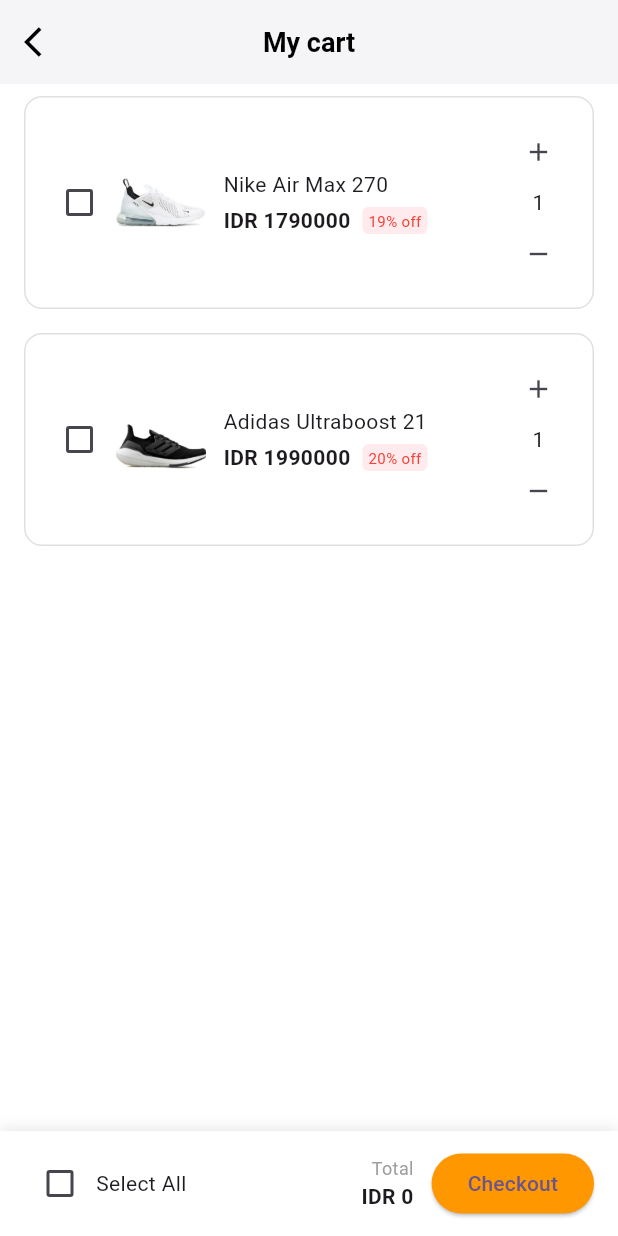
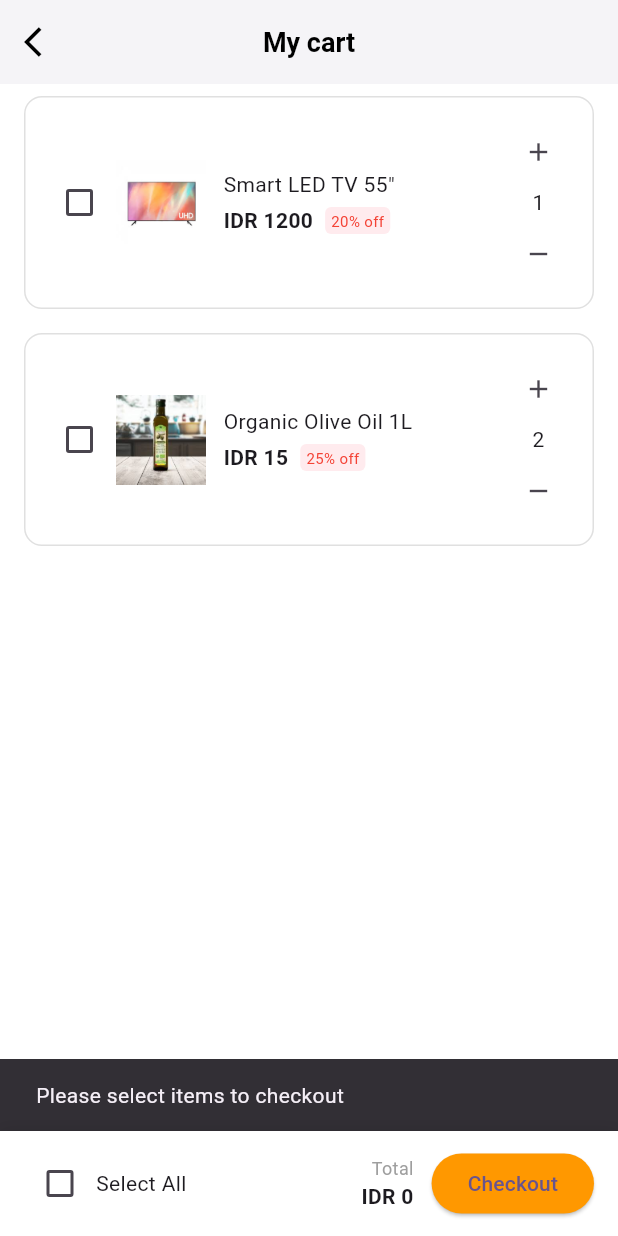
Before and after one commit to islemhadjslama/Dealabs_app, a Flutter app: the CartPage screen opened directly, after a tap on "Checkout", on a phone screen of 412 x 824 dp. Run offline on Flutter 3.47's test engine with Material 3 defaults, Android fonts, the phone set to English and light mode, and no system bars.

Commit message:
adding the checkout logic to cartpage and productdetailpage

```diff
--- a/lib/cart/cart_page.dart
+++ b/lib/cart/cart_page.dart
@@ -2,8 +2,11 @@ import 'package:flutter/material.dart';
 import 'package:newapp/cart/widgets/cart_bottom_bar.dart';
 import 'package:newapp/cart/widgets/cart_item_card.dart';
 import 'package:newapp/cart/widgets/cart_nav_bar.dart';
-import '../models/product.dart';
-import '../product/product_detail_page.dart';
+import 'package:provider/provider.dart';
+import '../../product/product_detail_page.dart';
+import '../checkout/checkout_screen.dart';
+import '../models/order_product.dart';
+import '../shared/cart_manager.dart';
 
 class CartPage extends StatefulWidget {
   const CartPage({super.key});
@@ -13,134 +16,105 @@ class CartPage extends StatefulWidget {
 }
 
 class _CartPageState extends State<CartPage> {
-  late List<Product> cartProducts;
-  late List<bool> isSelected;
-  late List<int> quantities;
+  late CartManager cartManager;
 
   @override
   void initState() {
     super.initState();
-
-    cartProducts = [
-      Product(
-        id: '1',
-        name: 'Nike Air Max 270',
-        description: 'Comfortable and stylish sneakers for everyday wear.',
-        originalPrice: 2200000,
-        discountedPrice: 1790000,
-        discountPercentage: 19,
-        images: [
-          'assets/products/nike1.webp',
-          'assets/products/nike2.webp',
-        ],
-        rating: 4.6,
-        reviews: 1425,
-        brand: 'Nike',
-        category: 'Shoes',
-        sellerName: 'Nike Official Store',
-        sellerLocation: 'Jakarta',
-        inStock: true,
-        freeShipping: true,
-        specifications: [
-          'Breathable mesh upper',
-          'Air Max heel unit',
-          'Rubber outsole',
-        ],
-        tags: ['men', 'running', '2024', 'new'],
-          isFavorite: true
-
-      ),
-      Product(
-        id: '2',
-        name: 'Adidas Ultraboost 21',
-        description: 'High-performance running shoes with responsive cushioning.',
-        originalPrice: 2500000,
-        discountedPrice: 1990000,
-        discountPercentage: 20,
-        images: [
-          'assets/products/adidas2.jpg',
-          'assets/products/adidas2.webp',
-        ],
-        rating: 4.8,
-        reviews: 990,
-        brand: 'Adidas',
-        category: 'Shoes',
-        sellerName: 'Adidas Store',
-        sellerLocation: 'Bandung',
-        inStock: true,
-        freeShipping: false,
-        specifications: [
-          'Primeknit+ textile upper',
-          'Boost midsole',
-          'Stretchweb outsole',
-        ],
-        tags: ['running', 'boost', 'adidas'],
-          isFavorite: true
-
-      ),
-    ];
-
-    isSelected = List.generate(cartProducts.length, (_) => false);
-    quantities = List.generate(cartProducts.length, (_) => 1);
+    cartManager = CartManager();
   }
 
   int calculateTotal() {
-    int total = 0;
-    for (int i = 0; i < cartProducts.length; i++) {
-      if (isSelected[i]) {
-        total += cartProducts[i].discountedPrice * quantities[i];
-      }
-    }
-    return total;
+    return cartManager.items
+        .where((item) => item.isSelected)
+        .fold(0, (sum, item) => sum + item.product.discountedPrice * item.quantity);
   }
 
-  bool get allSelected => isSelected.every((selected) => selected);
+  bool get allSelected =>
+      cartManager.items.isNotEmpty &&
+          cartManager.items.every((item) => item.isSelected);
 
   void toggleAll() {
     final newValue = !allSelected;
     setState(() {
-      isSelected = List.generate(cartProducts.length, (_) => newValue);
+      for (var item in cartManager.items) {
+        item.isSelected = newValue;
+      }
     });
   }
 
-  void onCheckout() {
-    final selectedItems = cartProducts
-        .asMap()
-        .entries
-        .where((entry) => isSelected[entry.key])
-        .map((entry) => entry.value)
+  void _goToCheckout(BuildContext context) {
+    final selectedItems =
+    cartManager.items.where((item) => item.isSelected).toList();
+
+    if (selectedItems.isEmpty) {
+      ScaffoldMessenger.of(context).showSnackBar(
+        const SnackBar(content: Text("Please select items to checkout")),
+      );
+      return;
+    }
+
+    final orderProducts = selectedItems
+        .map(
+          (item) => OrderProduct(
+        productId: item.product.id,
+        productName: item.product.name,
+        productImage: item.product.images.first,
+        quantity: item.quantity,
+        subtotal: item.product.discountedPrice * item.quantity,
+      ),
+    )
         .toList();
-    // TODO: implement checkout logic here
-    print("Proceeding to checkout with ${selectedItems.length} items");
+
+    final total = orderProducts.fold(0, (sum, p) => sum + p.subtotal);
+
+    Navigator.push(
+      context,
+      MaterialPageRoute(
+        builder: (_) => CheckoutPage(
+          products: orderProducts,
+          totalAmount: total,
+        ),
+      ),
+    ).then((_) {
+      // Optional: Remove selected items after successful order placement
+      setState(() {
+        cartManager.items.removeWhere((item) => item.isSelected);
+      });
+    });
   }
 
   @override
   Widget build(BuildContext context) {
+    final cartItems = cartManager.items;
+
     return Scaffold(
       backgroundColor: Colors.white,
       appBar: const CartNavBar(),
-      body: ListView.builder(
-        itemCount: cartProducts.length,
+      body: cartItems.isEmpty
+          ? const Center(child: Text("Your cart is empty"))
+          : ListView.builder(
+        itemCount: cartItems.length,
         itemBuilder: (context, index) {
-          final product = cartProducts[index];
+          final item = cartItems[index];
           return CartItemCard(
-            product: product,
-            isSelected: isSelected[index],
-            quantity: quantities[index],
+            product: item.product,
+            isSelected: item.isSelected,
+            quantity: item.quantity,
             onToggleSelect: () {
               setState(() {
-                isSelected[index] = !isSelected[index];
+                item.isSelected = !item.isSelected;
               });
             },
             onIncrement: () {
               setState(() {
-                quantities[index]++;
+                item.quantity++;
               });
             },
             onDecrement: () {
-              if (quantities[index] > 1) {
+              if (item.quantity > 1) {
                 setState(() {
-                  quantities[index]--;
+                  item.quantity--;
                 });
               }
             },
@@ -148,19 +122,22 @@ class _CartPageState extends State<CartPage> {
               Navigator.push(
                 context,
                 MaterialPageRoute(
-                  builder: (_) => ProductDetailPage(product: product),
+                  builder: (_) =>
+                      ProductDetailPage(product: item.product),
                 ),
               );
             },
           );
         },
       ),
-      bottomNavigationBar: CartBottomBar(
+      bottomNavigationBar: cartItems.isNotEmpty
+          ? CartBottomBar(
         allSelected: allSelected,
         onToggleAll: toggleAll,
         total: calculateTotal(),
-        onCheckout: onCheckout,
-      ),
+        onCheckout: () => _goToCheckout(context), // ✅ Redirect to CheckoutPage
+      )
+          : null,
     );
   }
 }
--- a/lib/data/demo_orders.dart
+++ b/lib/data/demo_orders.dart
@@ -12,7 +12,7 @@ final List<Order> demoOrders = [
         productName: demoProducts[0].name,
         productImage: demoProducts[0].images[0],
         quantity: 1,
-        subtotal: demoProducts[0].discountedPrice,
+        subtotal: demoProducts[0].discountedPrice ,
       ),
       OrderProduct(
         productId: demoProducts[2].id,
--- /dev/null
+++ b/lib/models/cart_item.dart
@@ -0,0 +1,13 @@
+import 'package:newapp/models/product.dart';
+
+class CartItem {
+  final Product product;
+  int quantity;
+  bool isSelected; // optional: used only in cart
+
+  CartItem({
+    required this.product,
+    this.quantity = 1,
+    this.isSelected = false,
+  });
+}
--- /dev/null
+++ b/lib/shared/cart_manager.dart
@@ -0,0 +1,37 @@
+
+import 'package:flutter/foundation.dart';
+import '../data/demo_products.dart';
+import '../models/cart_item.dart';
+import '../models/product.dart';
+
+class CartManager extends ChangeNotifier {
+  static final CartManager _instance = CartManager._internal();
+  factory CartManager() => _instance;
+  CartManager._internal();
+
+  final List<CartItem> _items = [
+    CartItem(product: demoProducts[0], quantity: 1),
+    CartItem(product: demoProducts[1], quantity: 2),
+  ];
+
+  List<CartItem> get items => List.unmodifiable(_items);
+
+  void addToCart(Product product) {
+    final index = _items.indexWhere((item) => item.product.id == product.id);
+    if (index != -1) {
+      _items[index].quantity++;
+    } else {
+      _items.add(CartItem(product: product));
+    }
+
+    notifyListeners(); // 🔹 VERY IMPORTANT
+  }
+
+  void clearCart() {
+    _items.clear();
+    notifyListeners();
+  }
+
+  int get totalAmount =>
+      _items.fold(0, (sum, item) => sum + item.product.discountedPrice * item.quantity);
+}
--- a/pubspec.yaml
+++ b/pubspec.yaml
@@ -33,6 +33,8 @@ dependencies:
   carousel_slider: ^4.2.1
   flutter_lints: ^5.0.0
   intl: ^0.18.1
+  provider: ^6.0.0 # or latest version
+
 
 
   # The following adds the Cupertino Icons font to your application.
```
Also changed, not shown: lib/checkout/checkout_screen.dart (added, +117 -0 lines), lib/main.dart (+13 -2 lines), lib/product/product_detail_page.dart (+37 -13 lines), lib/shared/order_manager.dart (added, +86 -0 lines), lib/transaction/transaction_screen.dart (+10 -5 lines), lib/wishlist/wishlist_screen.dart (+23 -8 lines), pubspec.lock.
